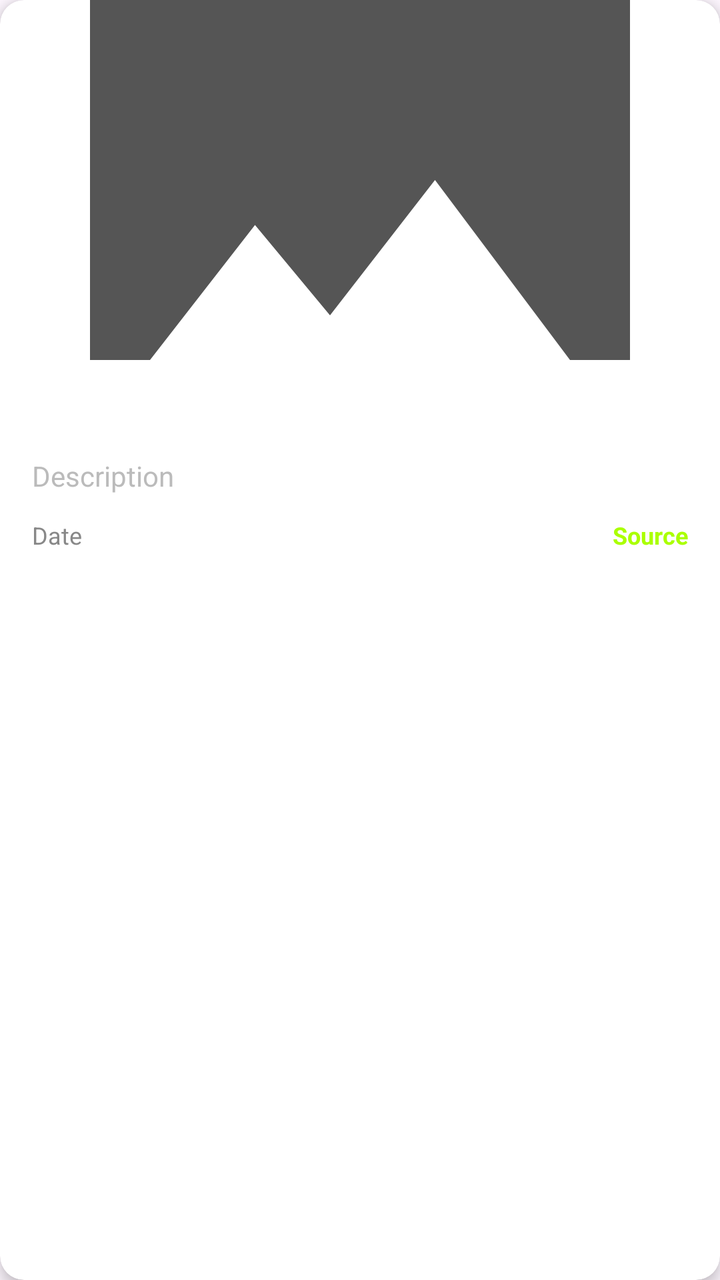
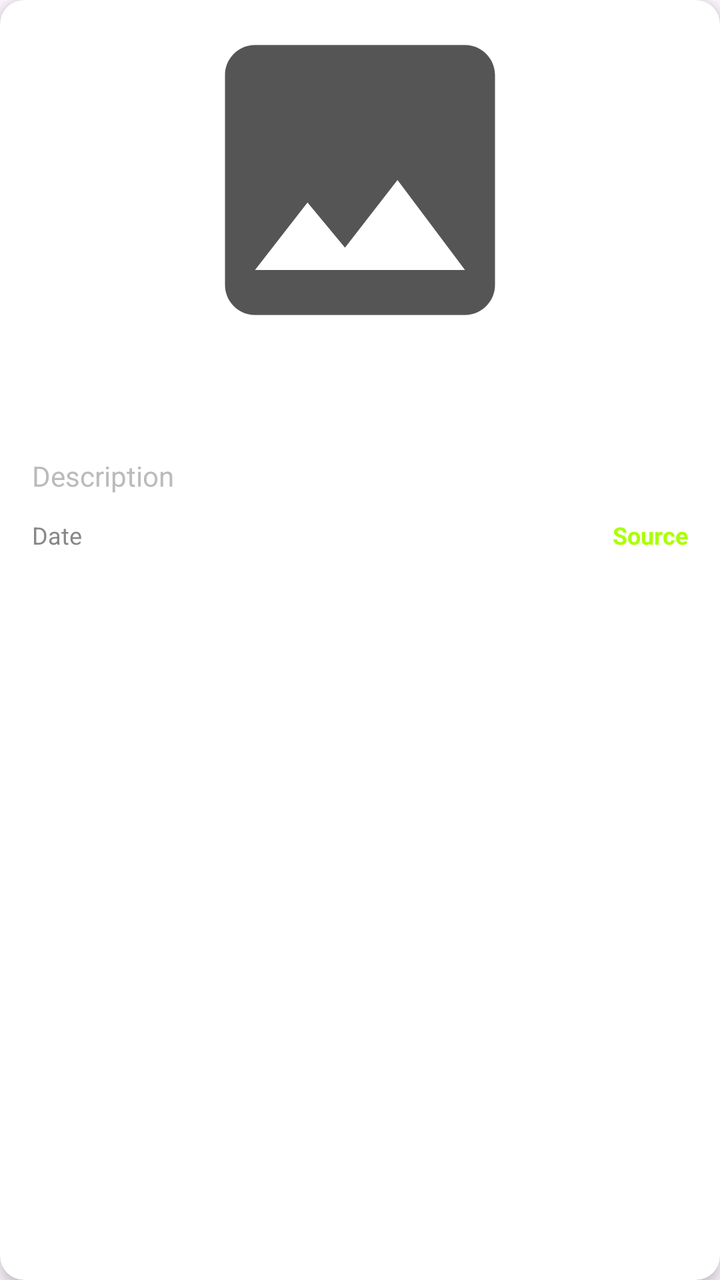

Compare the two renders of this Android layout. The source of the first and the diff that turns it into the second are given below.
<!-- AndroidManifest.xml: application theme Theme.YourSport -->
<!-- res/layout/item_news.xml -->
<?xml version="1.0" encoding="utf-8"?>
<androidx.cardview.widget.CardView xmlns:android="http://schemas.android.com/apk/res/android"
    xmlns:app="http://schemas.android.com/apk/res-auto"
    android:layout_width="match_parent"
    android:layout_height="wrap_content"
    app:cardCornerRadius="12dp"
    app:cardElevation="4dp"
    android:layout_margin="12dp"
    android:background="#222222">

    <LinearLayout
        android:layout_width="match_parent"
        android:layout_height="wrap_content"
        android:orientation="vertical">

        <ImageView
            android:id="@+id/iv_news_image"
            android:layout_width="match_parent"
            android:layout_height="180dp"
            android:scaleType="centerCrop"
            android:src="@drawable/ic_placeholder"
            android:contentDescription="News image" />

        <LinearLayout
            android:layout_width="match_parent"
            android:layout_height="wrap_content"
            android:orientation="vertical"
            android:padding="16dp">

            <TextView
                android:id="@+id/tv_news_title"
                android:layout_width="match_parent"
                android:layout_height="wrap_content"
                android:text="Title"
                android:textColor="#FFFFFF"
                android:textSize="18sp"
                android:textStyle="bold"
                android:maxLines="2"
                android:ellipsize="end" />

            <TextView
                android:id="@+id/tv_news_description"
                android:layout_width="match_parent"
                android:layout_height="wrap_content"
                android:text="Description"
                android:textColor="#BBBBBB"
                android:textSize="14sp"
                android:maxLines="3"
                android:ellipsize="end"
                android:layout_marginTop="8dp" />

            <LinearLayout
                android:layout_width="match_parent"
                android:layout_height="wrap_content"
                android:orientation="horizontal"
                android:layout_marginTop="12dp">

                <TextView
                    android:id="@+id/tv_news_date"
                    android:layout_width="0dp"
                    android:layout_height="wrap_content"
                    android:layout_weight="1"
                    android:text="Date"
                    android:textColor="#888888"
                    android:textSize="12sp" />

                <TextView
                    android:id="@+id/tv_news_source"
                    android:layout_width="wrap_content"
                    android:layout_height="wrap_content"
                    android:text="Source"
                    android:textColor="#AAFF00"
                    android:textSize="12sp"
                    android:textStyle="bold" />
            </LinearLayout>
        </LinearLayout>
    </LinearLayout>
</androidx.cardview.widget.CardView>
<!-- resources referenced by this layout -->
<resources>
  <!-- drawable ic_placeholder (drawable) -->
  <?xml version="1.0" encoding="utf-8"?>
  <vector xmlns:android="http://schemas.android.com/apk/res/android"
      android:width="24dp"
      android:height="24dp"
      android:viewportWidth="24"
      android:viewportHeight="24">
  
      <path
          android:fillColor="#555555"
          android:pathData="M21,19V5c0,-1.1 -0.9,-2 -2,-2H5c-1.1,0 -2,0.9 -2,2v14c0,1.1 0.9,2 2,2h14c1.1,0 2,-0.9 2,-2zM8.5,13.5l2.5,3.01L14.5,12l4.5,6H5l3.5,-4.5z" />
  
  </vector>
  <style name="Theme.YourSport" parent="Base.Theme.YourSport" />
  <style name="Base.Theme.YourSport" parent="Theme.Material3.DayNight.NoActionBar">
          
          
      </style>
</resources>

<!-- the commit's change to res/layout/item_news.xml (unified diff, before → after) -->
@@ -17,7 +17,7 @@
             android:id="@+id/iv_news_image"
             android:layout_width="match_parent"
             android:layout_height="180dp"
-            android:scaleType="centerCrop"
+            android:scaleType="fitCenter"
             android:src="@drawable/ic_placeholder"
             android:contentDescription="News image" />
 
